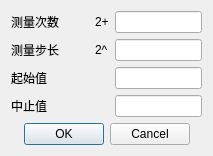
This is trunk/soft/zebra-tester/qstatictestsettingsdialog.ui in Quenii/ADCEVM-minor as Qt 5 draws it before an edit. The edited form follows.
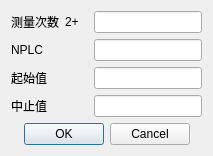
This is the edited form.

```diff
--- a/trunk/soft/zebra-tester/qstatictestsettingsdialog.ui
+++ b/trunk/soft/zebra-tester/qstatictestsettingsdialog.ui
@@ -23,7 +23,7 @@
        </property>
       </widget>
      </item>
-     <item row="0" column="3" colspan="2">
+     <item row="0" column="2" colspan="2">
       <widget class="QLineEdit" name="lineEditAverageLevel">
        <property name="placeholderText">
         <string/>
@@ -33,38 +33,18 @@
      <item row="1" column="0">
       <widget class="QLabel" name="label_2">
        <property name="text">
-        <string>测量步长</string>
+        <string>NPLC</string>
        </property>
       </widget>
      </item>
-     <item row="1" column="3" colspan="2">
+     <item row="1" column="2" colspan="2">
       <widget class="QLineEdit" name="lineEditStep2n">
        <property name="placeholderText">
         <string/>
        </property>
       </widget>
      </item>
-     <item row="1" column="2">
-      <widget class="QLabel" name="label_3">
-       <property name="text">
-        <string>2^</string>
-       </property>
-      </widget>
-     </item>
-     <item row="1" column="1">
-      <spacer name="horizontalSpacer">
-       <property name="orientation">
-        <enum>Qt::Horizontal</enum>
-       </property>
-       <property name="sizeHint" stdset="0">
-        <size>
-         <width>40</width>
-         <height>20</height>
-        </size>
-       </property>
-      </spacer>
-     </item>
-     <item row="0" column="2">
+     <item row="0" column="1">
       <widget class="QLabel" name="label_4">
        <property name="text">
         <string>2+</string>
@@ -78,14 +58,14 @@
        </property>
       </widget>
      </item>
-     <item row="2" column="3" colspan="2">
+     <item row="2" column="2" colspan="2">
       <widget class="QLineEdit" name="lineEditLeft">
        <property name="placeholderText">
         <string/>
        </property>
       </widget>
      </item>
-     <item row="3" column="3" colspan="2">
+     <item row="3" column="2" colspan="2">
       <widget class="QLineEdit" name="lineEditRight">
        <property name="placeholderText">
         <string/>
```
